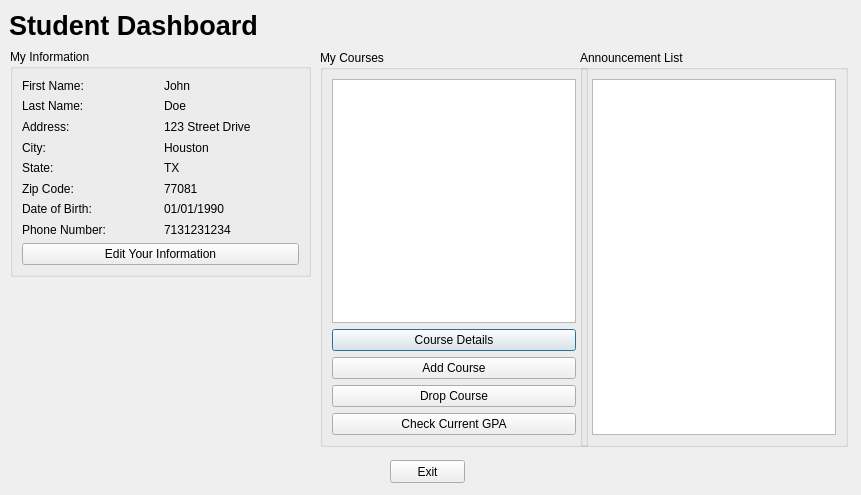
This is student_dashboard.ui in suhaibchaudhry/lms_project as Qt 5 draws it before an edit. The edited form follows.
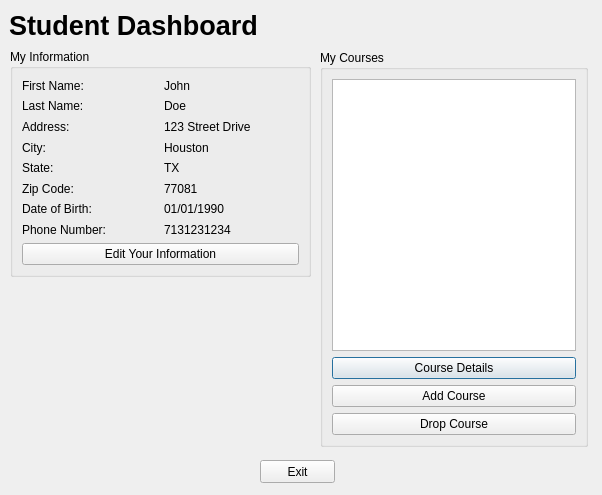
This is the edited form.

Commit message: removed listview and groupbox and adjusted window size

Diff of the .ui file:
```diff
--- a/student_dashboard.ui
+++ b/student_dashboard.ui
@@ -6,7 +6,7 @@
    <rect>
     <x>0</x>
     <y>0</y>
-    <width>861</width>
+    <width>602</width>
     <height>495</height>
    </rect>
   </property>
@@ -70,13 +70,6 @@
       </property>
      </widget>
     </item>
-    <item>
-     <widget class="QPushButton" name="pushButton_5">
-      <property name="text">
-       <string>Check Current GPA</string>
-      </property>
-     </widget>
-    </item>
    </layout>
   </widget>
   <widget class="QGroupBox" name="groupBox_3">
@@ -253,28 +246,10 @@
     </item>
    </layout>
   </widget>
-  <widget class="QGroupBox" name="groupBox_2">
-   <property name="geometry">
-    <rect>
-     <x>580</x>
-     <y>50</y>
-     <width>268</width>
-     <height>397</height>
-    </rect>
-   </property>
-   <property name="title">
-    <string>Announcement List</string>
-   </property>
-   <layout class="QVBoxLayout" name="verticalLayout_2">
-    <item>
-     <widget class="QListView" name="listView_2"/>
-    </item>
-   </layout>
-  </widget>
   <widget class="QPushButton" name="pushButton_6">
    <property name="geometry">
     <rect>
-     <x>390</x>
+     <x>260</x>
      <y>460</y>
      <width>75</width>
      <height>23</height>
```
